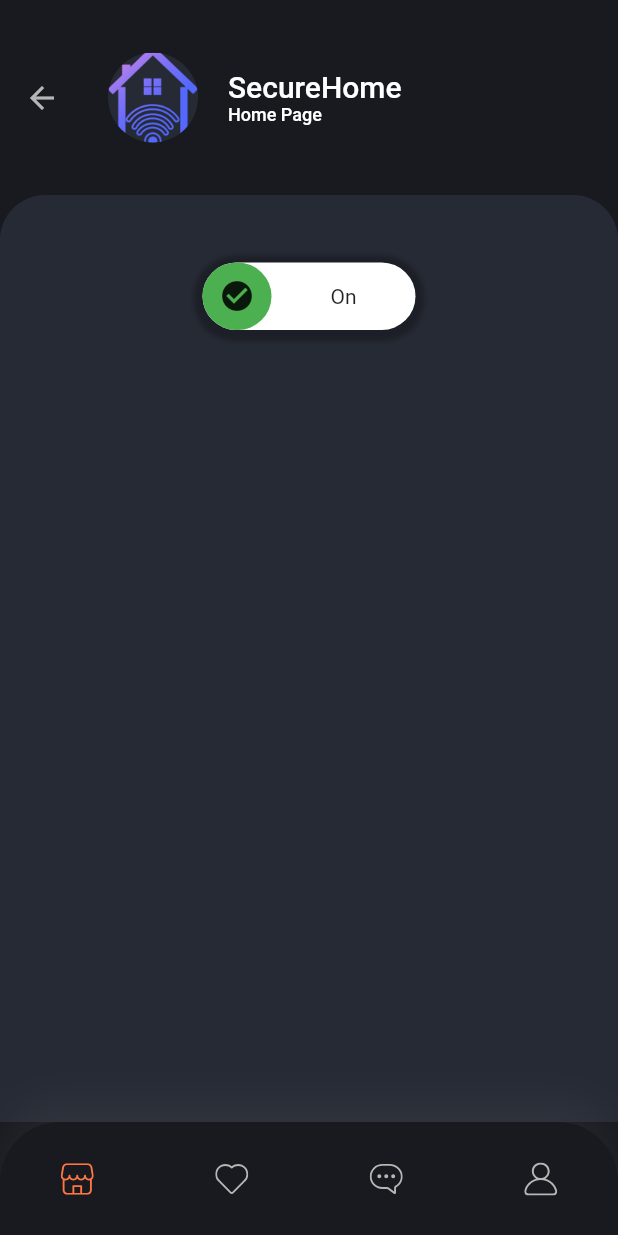
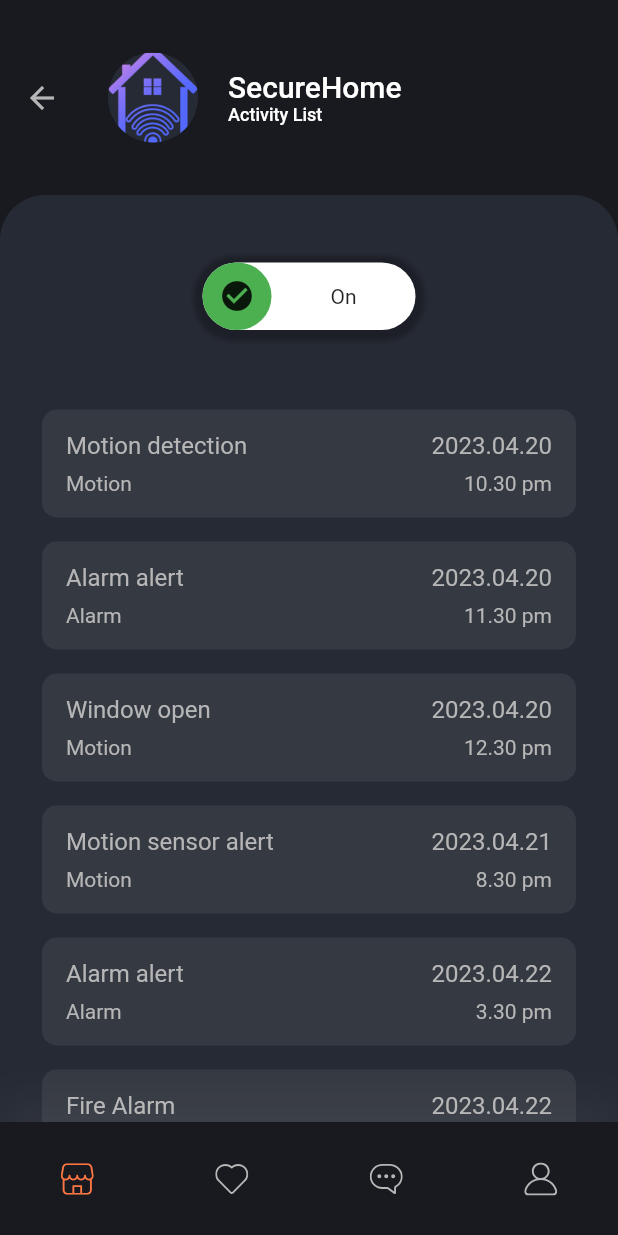
Before and after one commit to Isira-Uditha/nsbm-securehome, a Flutter app: the HomeScreen screen opened directly, on a phone screen of 412 x 824 dp. Run offline on Flutter 3.47's test engine with Material 2 defaults, Android fonts, the phone set to English and light mode, and no system bars; drawn by our look-alikes of animated_toggle_switch; our stand-ins replace flutter_svg.

Commit message:
activity list added

```diff
--- a/lib/components/coustom_bottom_nav_bar.dart
+++ b/lib/components/coustom_bottom_nav_bar.dart
@@ -20,7 +20,7 @@ class CustomBottomNavBar extends StatelessWidget {
     return Container(
       padding: EdgeInsets.symmetric(vertical: 14),
       decoration: BoxDecoration(
-        color: Color(0xFF181A20),
+        color: blackBG,
         boxShadow: [
           BoxShadow(
             offset: Offset(0, -15),
@@ -28,10 +28,10 @@ class CustomBottomNavBar extends StatelessWidget {
             color: Color(0xFFDADADA).withOpacity(0.05),
           ),
         ],
-        borderRadius: BorderRadius.only(
-          topLeft: Radius.circular(40),
-          topRight: Radius.circular(40),
-        ),
+        // borderRadius: BorderRadius.only(
+        //   topLeft: Radius.circular(40),
+        //   topRight: Radius.circular(40),
+        // ),
       ),
       child: SafeArea(
           top: false,
--- a/lib/core/activity.dart
+++ b/lib/core/activity.dart
@@ -34,5 +34,23 @@ const activity = [
     "category": "Smoke detection",
     "time": "5.30 pm",
     "date": "2023.04.22"
+  },
+  {
+    "name": "Fire Alarm",
+    "category": "Smoke detection",
+    "time": "5.30 pm",
+    "date": "2023.04.22"
+  },
+  {
+    "name": "Fire Alarm",
+    "category": "Smoke detection",
+    "time": "5.30 pm",
+    "date": "2023.04.22"
+  },
+  {
+    "name": "Fire Alarm",
+    "category": "Smoke detection",
+    "time": "5.30 pm",
+    "date": "2023.04.22"
   }
 ];
--- a/lib/page/home/components/body.dart
+++ b/lib/page/home/components/body.dart
@@ -1,5 +1,6 @@
 import 'package:animated_toggle_switch/animated_toggle_switch.dart';
 import 'package:flutter/material.dart';
+import 'package:home_security_system/core/activity.dart';
 
 class Body extends StatefulWidget {
   const Body({Key? key}) : super(key: key);
@@ -49,7 +50,7 @@ class _BodyState extends State<Body> {
                     children: const [
                       Text('SecureHome'),
                       Text(
-                        'Home Page',
+                        'Activity List',
                         style: TextStyle(fontSize: 12),
                       ),
                     ],
@@ -109,11 +110,66 @@ class _BodyState extends State<Body> {
                             return Future.delayed(Duration(seconds: 2));
                           },
                           colorBuilder: (b) => b ? Colors.red : Colors.green,
-                            iconBuilder: (value) =>
-                                value ? Icon(Icons.cancel) : Icon(Icons.check_circle),
+                          iconBuilder: (value) => value
+                              ? Icon(Icons.cancel)
+                              : Icon(Icons.check_circle),
                           textBuilder: (value) => value
                               ? Center(child: Text('Off'))
                               : Center(child: Text('On')),
+                        ),
+                      ),
+                    ),
+                    Expanded(
+                      child: SizedBox(
+                        height: 100,
+                        child: ListView.builder(
+                          itemCount: activity.length,
+                          itemBuilder: (context, index) {
+                        final item = activity[index];
+                        return Padding(
+                          padding: const EdgeInsets.all(8.0),
+                          child: Container(
+                            decoration: BoxDecoration(
+                              color: Color(0x12FFFFFF),
+                              borderRadius: BorderRadius.circular(10.0),
+                            ),
+                            child: ListTile(
+                              title: Padding(
+                                padding: EdgeInsets.only(bottom: 8.0),
+                                child: Row(
+                                  mainAxisAlignment:
+                                      MainAxisAlignment.spaceBetween,
+                                  children: [
+                                    Text(
+                                      item['name']!,
+                                      style:
+                                          TextStyle(color: Color(0xFFB6B6B6)),
+                                    ),
+                                    Text(item['date']!,
+                                        textAlign: TextAlign.right,
+                                        style: TextStyle(
+                                            color: Color(0xFFB6B6B6))),
+                                  ],
+                                ),
+                              ),
+                              subtitle: Row(
+                                mainAxisAlignment:
+                                    MainAxisAlignment.spaceBetween,
+                                children: [
+                                  Text(
+                                    item['category']!,
+                                    style: TextStyle(color: Color(0xFFB6B6B6)),
+                                  ),
+                                  Text(item['time']!,
+                                      textAlign: TextAlign.right,
+                                      style:
+                                          TextStyle(color: Color(0xFFB6B6B6))),
+                                ],
+                              ),
+                            ),
+                          ),
+                        );
+                          },
                         ),
                       ),
                     ),
@@ -122,12 +178,6 @@ class _BodyState extends State<Body> {
               ),
             ),
           ),
-          // Expanded(
-          //   child: SingleChildScrollView(
-          //     child: ListView.builder(
-          //         itemCount: 10,
-          //   ),
-          // ),
         ],
       ),
     );
```
Lines whose indentation alone changed are shown as unchanged.
